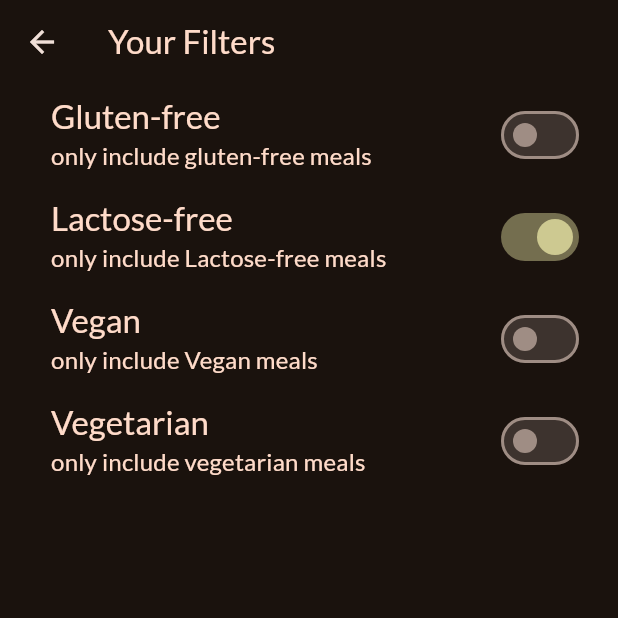
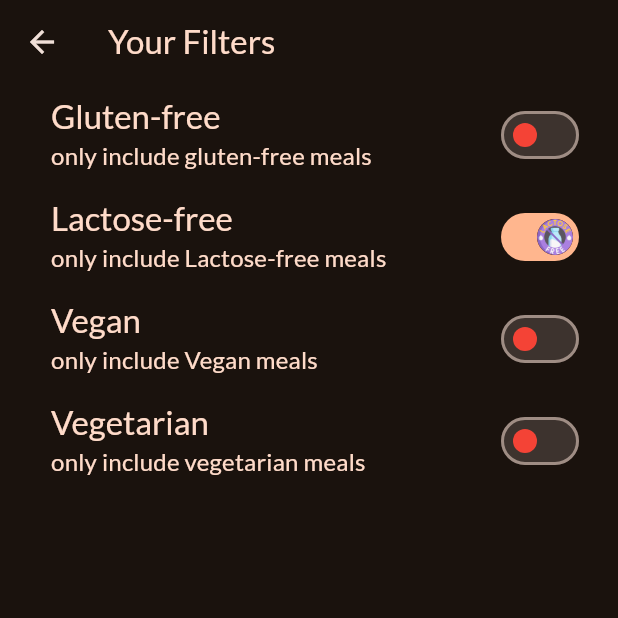
Before and after one commit to shreyas-codes25/meals_app, a Flutter app: the FilterScreen screen opened directly, after a tap on "Lactose-free", on a phone screen of 412 x 824 dp, the top half of it. Run offline on Flutter 3.47's test engine with Material 3 defaults, Android fonts, the phone set to English and light mode, and no system bars; our stand-ins replace google_fonts, transparent_image.

Commit message:
filter enum value created to apply filters (work in progress)

```diff
--- a/lib/screens/filters.dart
+++ b/lib/screens/filters.dart
@@ -8,12 +8,18 @@ class FilterScreen extends StatefulWidget {
   @override
   State<FilterScreen> createState() => _FilterScreenState();
 }
-
+enum Filter{
+  glutenFree,
+  lactoseFree,
+  vegetarian,
+  vegan
+}
 class _FilterScreenState extends State<FilterScreen> {
   var _glutenFree = false;
   var _vegan = false;
   var _vegetarian = false;
   var _lactoseFree = false;
+
 
   @override
   Widget build(BuildContext context) {
@@ -25,7 +31,20 @@ class _FilterScreenState extends State<FilterScreen> {
               color: Theme.of(context).colorScheme.onSecondaryContainer),
         ),
       ),
-      body: Column(
+      body: PopScope(
+        canPop: false,
+        onPopInvoked: (bool didPop)  {
+          if(didPop) return;
+          Navigator.of(context).pop({
+            Filter.glutenFree: _glutenFree,
+            Filter.lactoseFree: _lactoseFree,
+            Filter.vegetarian: _vegetarian,
+            Filter.vegan: _vegan,
+          });
+
+        },
+
+        child: Column(
           children: [
             SwitchListTile(
               value: _glutenFree,
@@ -41,13 +60,21 @@ class _FilterScreenState extends State<FilterScreen> {
               ),
               subtitle: Text(
                 "only include gluten-free meals",
+
+
                 style: Theme.of(context).textTheme.titleMedium!.copyWith(
                     color: Theme.of(context).colorScheme.onSecondaryContainer),
               ),
-            activeColor: Theme.of(context).colorScheme.tertiary,
+
               contentPadding: const EdgeInsets.only(left: 34, right: 22),
+            inactiveThumbColor: Colors.red,
+
+              activeThumbImage:const AssetImage("assets/images/gluten-free.png"),
+
             ),
             SwitchListTile(
+              inactiveThumbColor: Colors.red,
+              activeThumbImage:const AssetImage("assets/images/lactose-free.png"),
               value: _lactoseFree,
               onChanged: (isChecked){
                 setState(() {
@@ -64,10 +91,12 @@ class _FilterScreenState extends State<FilterScreen> {
                 style: Theme.of(context).textTheme.titleMedium!.copyWith(
                     color: Theme.of(context).colorScheme.onSecondaryContainer),
               ),
-            activeColor: Theme.of(context).colorScheme.tertiary,
+
               contentPadding: const EdgeInsets.only(left: 34, right: 22),
             ),
             SwitchListTile(
+              inactiveThumbColor: Colors.red,
+              activeThumbImage:const AssetImage("assets/images/vegan.png"),
               value: _vegan,
               onChanged: (isChecked){
                 setState(() {
@@ -84,10 +113,12 @@ class _FilterScreenState extends State<FilterScreen> {
                 style: Theme.of(context).textTheme.titleMedium!.copyWith(
                     color: Theme.of(context).colorScheme.onSecondaryContainer),
               ),
-            activeColor: Theme.of(context).colorScheme.tertiary,
+
               contentPadding: const EdgeInsets.only(left: 34, right: 22),
             ),
             SwitchListTile(
+              inactiveThumbColor: Colors.red,
+              activeThumbImage:const AssetImage("assets/images/vegetarian.png"),
               value: _vegetarian,
               onChanged: (isChecked){
                 setState(() {
@@ -104,11 +135,11 @@ class _FilterScreenState extends State<FilterScreen> {
                 style: Theme.of(context).textTheme.titleMedium!.copyWith(
                     color: Theme.of(context).colorScheme.onSecondaryContainer),
               ),
-            activeColor: Theme.of(context).colorScheme.tertiary,
               contentPadding: const EdgeInsets.only(left: 34, right: 22),
             ),
           ],
         ),
+      ),
     );
   }
 }
```
Also changed, not shown: lib/screens/tabs.dart (+16 -4 lines). Lines whose indentation alone changed are shown as unchanged.
